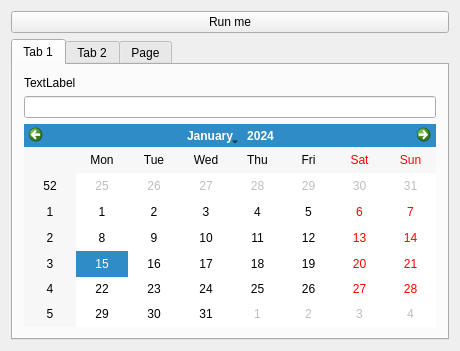
Old version of the form example/mainwindow.ui in the repository xfreebird/qwin7utils.
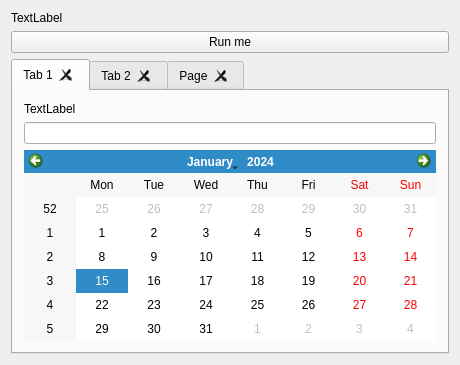
New version of the form. The open tabs and pages were chosen to show the change.

The edit to the form file:
```diff
--- a/example/mainwindow.ui
+++ b/example/mainwindow.ui
@@ -7,7 +7,7 @@
     <x>0</x>
     <y>0</y>
     <width>460</width>
-    <height>351</height>
+    <height>365</height>
    </rect>
   </property>
   <property name="windowTitle">
@@ -15,6 +15,13 @@
   </property>
   <widget class="QWidget" name="centralWidget">
    <layout class="QVBoxLayout" name="verticalLayout">
+    <item>
+     <widget class="QLabel" name="label_2">
+      <property name="text">
+       <string>TextLabel</string>
+      </property>
+     </widget>
+    </item>
     <item>
      <widget class="QPushButton" name="pushButton">
       <property name="text">
@@ -25,7 +32,13 @@
     <item>
      <widget class="QTabWidget" name="tabWidget">
       <property name="currentIndex">
-       <number>2</number>
+       <number>0</number>
+      </property>
+      <property name="tabsClosable">
+       <bool>true</bool>
+      </property>
+      <property name="movable">
+       <bool>true</bool>
       </property>
       <widget class="QWidget" name="tab">
        <attribute name="title">
```
